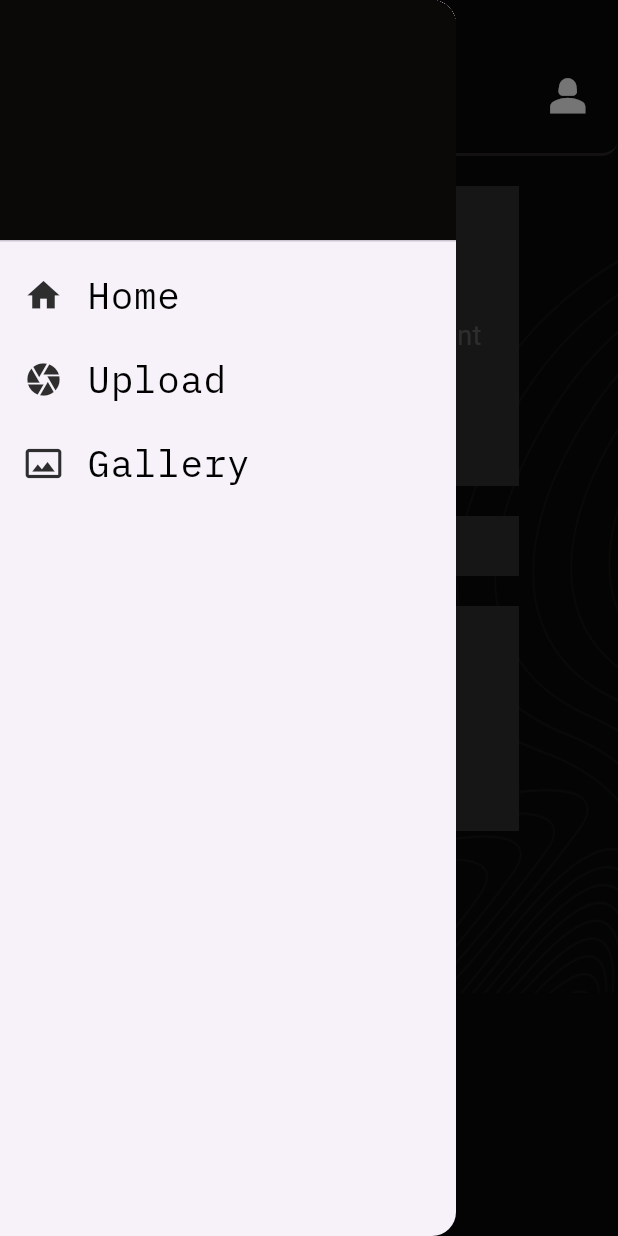
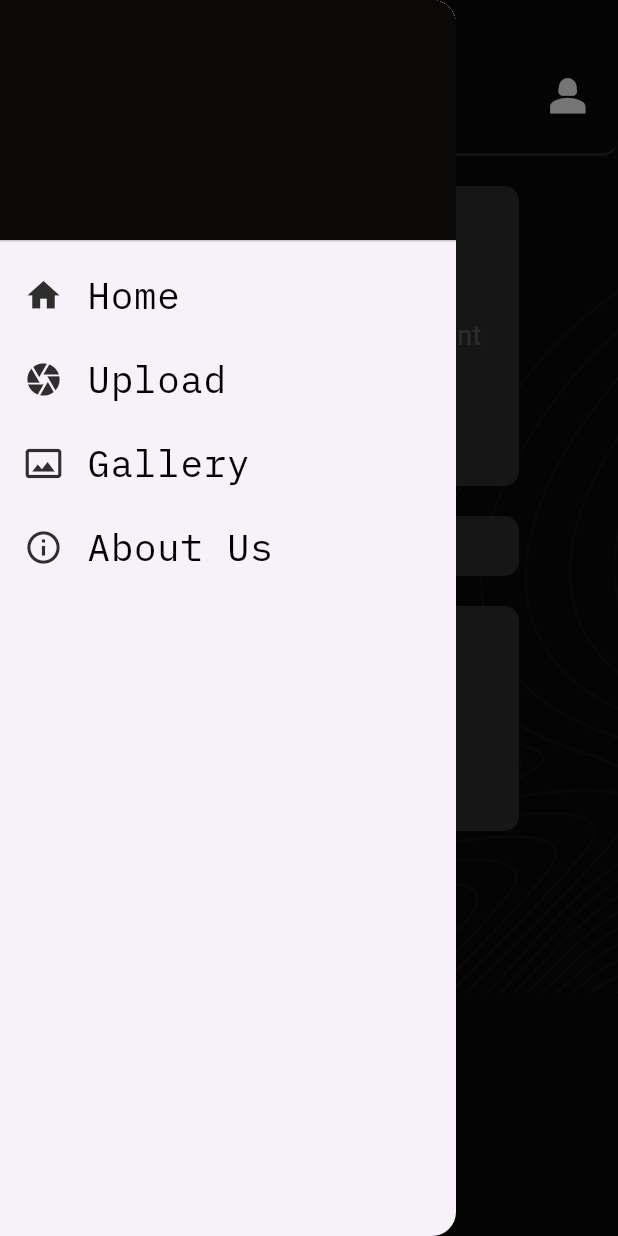
Before and after one commit to ritvikravi/signinsignup, a Flutter app: the UploadPage screen opened directly, with the side drawer open, on a phone screen of 412 x 824 dp. Run offline on Flutter 3.47's test engine with Material 3 defaults, Android fonts, the phone set to English and light mode, and no system bars; our stand-ins replace carousel_slider, cloud_firestore, firebase_auth, firebase_core, fluttertoast, google_fonts and 1 more; accounts and stored records are empty; network calls fail.

Commit message:
about us page done

```diff
--- a/lib/screens/home.dart
+++ b/lib/screens/home.dart
@@ -29,7 +29,7 @@ class Home extends StatelessWidget {
         children: [
           // Custom app bar
           const CustomAppBar(
-            title: "TIRUTSUVA",
+            title: "TIRUTSAVA",
           ),
           // Main scrollable content
           Expanded(
@@ -49,7 +49,7 @@ class Home extends StatelessWidget {
                   children: [
                     const SizedBox(height: 20),
                     Text(
-                      "NEON DREAMS. PURE EUPHORIA",
+                      "CYBERPUNK x EUPHORIA",
                       style: GoogleFonts.ibmPlexMono(
                         fontSize: 23,
                         color: const Color(0xff63675D),
--- a/lib/screens/uploadpage.dart
+++ b/lib/screens/uploadpage.dart
@@ -115,7 +115,7 @@ class _UploadPageState extends State<UploadPage> {
                 color: Color(0xff0A0908),
                 image: DecorationImage(
                   image: AssetImage("lib/assets/waves_background.png"),
-                  fit: BoxFit.fill,
+                  fit: BoxFit.cover,
                 ),
               ),
               width: double.infinity,
@@ -130,7 +130,7 @@ class _UploadPageState extends State<UploadPage> {
                       padding: const EdgeInsets.all(10),
                       width: 280,
                       decoration: BoxDecoration(
-                        borderRadius: BorderRadius.circular(0),
+                        borderRadius: BorderRadius.circular(10),
                         color: const Color.fromARGB(255, 50, 49, 49),
                       ),
                       child: _selectedImages.isNotEmpty
@@ -173,7 +173,7 @@ class _UploadPageState extends State<UploadPage> {
                     width: 280,
                     height: 40,
                     decoration: BoxDecoration(
-                      borderRadius: BorderRadius.circular(0),
+                      borderRadius: BorderRadius.circular(10),
                       color: const Color.fromARGB(255, 50, 49, 49),
                     ),
                     child: TextField(
@@ -192,7 +192,7 @@ class _UploadPageState extends State<UploadPage> {
                     width: 280,
                     height: 150,
                     decoration: BoxDecoration(
-                      borderRadius: BorderRadius.circular(0),
+                      borderRadius: BorderRadius.circular(10),
                       color: const Color.fromARGB(255, 50, 49, 49),
                     ),
                     child: TextField(
@@ -213,7 +213,7 @@ class _UploadPageState extends State<UploadPage> {
                       backgroundColor: const Color.fromARGB(213, 238, 109, 77),
                       padding: const EdgeInsets.symmetric(horizontal: 50, vertical: 10),
                       shape: RoundedRectangleBorder(
-                        borderRadius: BorderRadius.circular(0),
+                        borderRadius: BorderRadius.circular(10),
                       ),
                     ),
                     onPressed: _uploadContent,
--- a/lib/widgets/side_drawer.dart
+++ b/lib/widgets/side_drawer.dart
@@ -4,6 +4,7 @@ import 'package:google_fonts/google_fonts.dart';
 import 'package:tirutsava/screens/home.dart';
 
 // relative imports
+import '../screens/aboutus.dart';
 import '../screens/uploadpage.dart';
 import '../screens/gallery.dart';
 
@@ -90,6 +91,25 @@ class SideDrawer extends StatelessWidget {
                   color: Colors.black),
             ),
           ),
+          ListTile(
+            onTap: () {
+              Navigator.of(context).push(
+                MaterialPageRoute(builder: (ctx) => AboutUs()),
+              );
+            },
+            leading: const Icon(
+              Icons.info_outline,
+              size: 26,
+              color: Color(0xff2F2E2E),
+            ),
+            title: Text(
+              'About Us',
+              style: GoogleFonts.ibmPlexMono(
+                  fontWeight: FontWeight.w400,
+                  fontSize: 25,
+                  color: Colors.black),
+            ),
+          ),
         ],
       ),
     );
```
Also changed, not shown: lib/screens/aboutus.dart (added, +116 -0 lines), lib/screens/gallery.dart (+12 -35 lines), pubspec.lock.
